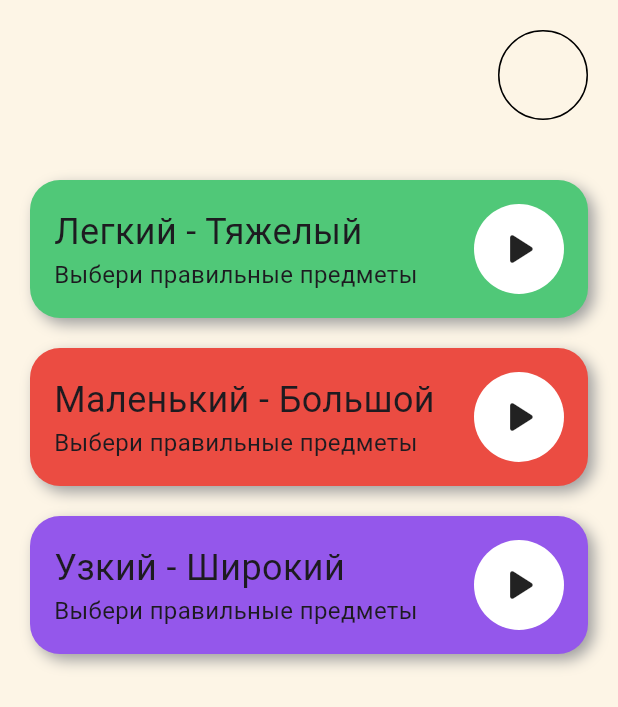
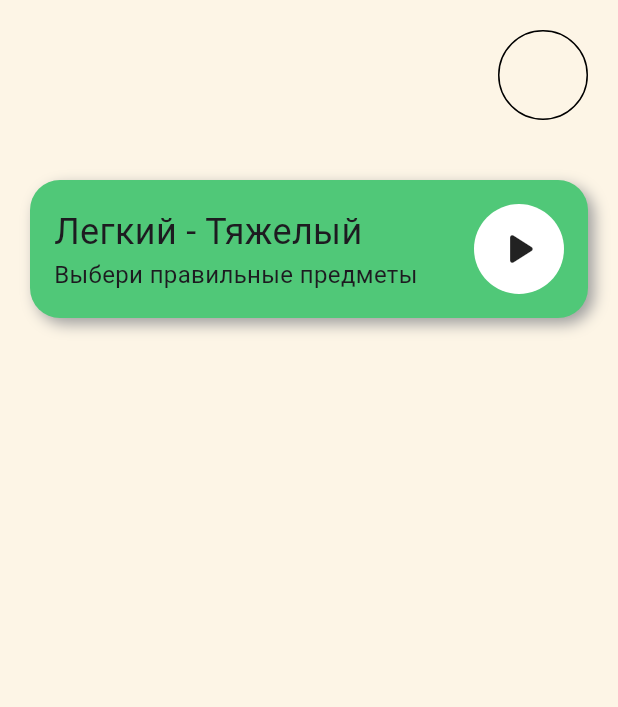
Before and after one commit to nikolay-potehin/umnyashka, a Flutter app: the screen it shows after launch, on a phone screen of 412 x 824 dp. Shown: the top 707 px of the screen. Run offline on Flutter 3.47's test engine with Material 3 defaults, Android fonts, the phone set to English and light mode, and no system bars; our stand-ins replace get, step_progress_indicator.

Commit message:
adds lessons, lessons_service; refactoring

```diff
--- /dev/null
+++ b/lib/data/models/lesson.dart
@@ -0,0 +1,18 @@
+import 'package:flutter/material.dart';
+import 'package:umnyashka/data/models/tasks/pick_one.dart';
+import 'package:umnyashka/data/models/tasks/task.dart';
+import 'package:umnyashka/data/models/ucard_data.dart';
+import 'package:umnyashka/modules/lessons/pick_one/screen.dart';
+import 'package:umnyashka/modules/lessons/pick_one/views/success.dart';
+import 'package:umnyashka/widgets/scaffold.dart';
+
+class Lesson<T extends Task> {
+  Lesson({required this.tasks, required this.view});
+  final List<T> tasks;
+  final UCardData view;
+
+  Widget get screen {
+    if (T == PickOneTask) return PickOneLessonScreen(lesson: this as Lesson<PickOneTask>);
+    return const UScaffold(body: LessonSuccessView(tasksCount: 1));
+  }
+}
--- /dev/null
+++ b/lib/data/services/lessons.dart
@@ -0,0 +1,49 @@
+import 'package:get/get.dart';
+import 'package:flutter/material.dart';
+import 'package:umnyashka/data/models/lesson.dart';
+import 'package:umnyashka/data/models/tasks/pick_one.dart';
+import 'package:umnyashka/data/models/ucard_data.dart';
+
+class LessonsService extends GetxService {
+  final lessons = [
+    Lesson(
+      tasks: [
+        PickOneTask(['Легкий', 'Средний', 'Тяжелый', 'Легчайший'], 2),
+        PickOneTask(['Легчайший', 'Тяжелый', 'Средний', 'Легкий'], 1),
+        PickOneTask(['Легкий', 'Средний', 'Легчайший', 'Тяжелый'], 3),
+        PickOneTask(['Тяжелый', 'Легчайший', 'Средний', 'Легкий'], 0),
+      ],
+      view: UCardData(
+        title: 'Легкий - Тяжелый',
+        description: 'Выбери правильные предметы',
+        color: const Color.fromRGBO(80, 200, 120, 1),
+      ),
+    ),
+    // Lesson(
+    //   tasks: [
+    //     PickOneTask(['Легкий', 'Средний', 'Тяжелый', 'Легчайший'], 2),
+    //     PickOneTask(['Легчайший', 'Тяжелый', 'Средний', 'Легкий'], 1),
+    //     PickOneTask(['Легкий', 'Средний', 'Легчайший', 'Тяжелый'], 3),
+    //     PickOneTask(['Тяжелый', 'Легчайший', 'Средний', 'Легкий'], 0),
+    //   ],
+    //   view: UCardData(
+    //     title: 'Маленький - Большой',
+    //     description: 'Выбери правильные предметы',
+    //     color: const Color.fromRGBO(235, 76, 66, 1),
+    //   ),
+    // ),
+    // Lesson(
+    //   tasks: [
+    //     PickOneTask(['Легкий', 'Средний', 'Тяжелый', 'Легчайший'], 2),
+    //     PickOneTask(['Легчайший', 'Тяжелый', 'Средний', 'Легкий'], 1),
+    //     PickOneTask(['Легкий', 'Средний', 'Легчайший', 'Тяжелый'], 3),
+    //     PickOneTask(['Тяжелый', 'Легчайший', 'Средний', 'Легкий'], 0),
+    //   ],
+    //   view: UCardData(
+    //     title: 'Узкий - Широкий',
+    //     description: 'Выбери правильные предметы',
+    //     color: const Color.fromRGBO(148, 87, 235, 1),
+    //   ),
+    // ),
+  ];
+}
--- a/lib/main.dart
+++ b/lib/main.dart
@@ -1,5 +1,6 @@
 import 'package:flutter/material.dart';
 import 'package:get/get.dart';
+import 'package:umnyashka/data/services/lessons.dart';
 import 'package:umnyashka/modules/home/screen.dart';
 
 void main() {
@@ -11,6 +12,8 @@ class MyApp extends StatelessWidget {
 
   @override
   Widget build(BuildContext context) {
+    Get.put(LessonsService());
+
     return const GetMaterialApp(
       home: HomeScreen(),
     );
--- a/lib/modules/home/controller.dart
+++ b/lib/modules/home/controller.dart
@@ -1,23 +1,3 @@
-import 'package:flutter/material.dart';
 import 'package:get/get.dart';
-import 'package:umnyashka/data/models/ucard.dart';
 
-class HomeController extends GetxController {
-  final lessons = [
-    UCardData(
-      title: 'Легкий - Тяжелый',
-      description: 'Выбери правильные предметы',
-      color: const Color.fromRGBO(80, 200, 120, 1),
-    ),
-    UCardData(
-      title: 'Маленький - Большой',
-      description: 'Выбери правильные предметы',
-      color: const Color.fromRGBO(235, 76, 66, 1),
-    ),
-    UCardData(
-      title: 'Узкий - Широкий',
-      description: 'Выбери правильные предметы',
-      color: const Color.fromRGBO(148, 87, 235, 1),
-    ),
-  ];
-}
+class HomeController extends GetxController {}
--- a/lib/modules/home/screen.dart
+++ b/lib/modules/home/screen.dart
@@ -1,8 +1,8 @@
 import 'package:flutter/material.dart';
 import 'package:get/get.dart';
-import 'package:umnyashka/modules/home/controller.dart';
+import 'package:umnyashka/data/services/lessons.dart';
 import 'package:umnyashka/widgets/avatar.dart';
-import 'package:umnyashka/widgets/card.dart';
+import 'package:umnyashka/widgets/lesson_card.dart';
 import 'package:umnyashka/widgets/scaffold.dart';
 
 class HomeScreen extends StatelessWidget {
@@ -10,7 +10,8 @@ class HomeScreen extends StatelessWidget {
 
   @override
   Widget build(BuildContext context) {
-    final c = Get.put(HomeController());
+    // final c = Get.put(HomeController());
+    final lessons = Get.find<LessonsService>().lessons;
 
     return UScaffold(
       body: Column(
@@ -26,9 +27,9 @@ class HomeScreen extends StatelessWidget {
           ),
           Expanded(
             child: ListView.separated(
-              itemCount: c.lessons.length,
+              itemCount: lessons.length,
               padding: const EdgeInsets.all(20),
-              itemBuilder: (_, idx) => UCard(data: c.lessons[idx]),
+              itemBuilder: (_, idx) => LessonCard(lesson: lessons[idx]),
               separatorBuilder: (_, __) => const SizedBox(height: 20),
             ),
           ),
--- a/lib/modules/lessons/pick_one/controller.dart
+++ b/lib/modules/lessons/pick_one/controller.dart
@@ -5,14 +5,11 @@ import 'package:umnyashka/modules/lessons/pick_one/views/success.dart';
 import 'package:umnyashka/modules/lessons/pick_one/views/tasks.dart';
 
 class PickOneController extends GetxController {
-  final tasks = [
-    PickOneTask(['Легкий', 'Средний', 'Тяжелый', 'Легчайший'], 2),
-    PickOneTask(['Легчайший', 'Тяжелый', 'Средний', 'Легкий'], 1),
-    PickOneTask(['Легкий', 'Средний', 'Легчайший', 'Тяжелый'], 3),
-    PickOneTask(['Тяжелый', 'Легчайший', 'Средний', 'Легкий'], 0),
-  ];
+  PickOneController({required this.tasks});
+  final List<PickOneTask> tasks;
 
   int _curr = 0;
+
   int get currentIndex => _curr;
   List<TaskItem> get currentItems => tasks[_curr].items;
   TaskItem? get picked => tasks[_curr].picked;
--- a/lib/modules/lessons/pick_one/screen.dart
+++ b/lib/modules/lessons/pick_one/screen.dart
@@ -1,14 +1,18 @@
 import 'package:flutter/material.dart';
 import 'package:get/get.dart';
+import 'package:umnyashka/data/models/lesson.dart';
+import 'package:umnyashka/data/models/tasks/pick_one.dart';
 import 'package:umnyashka/modules/lessons/pick_one/controller.dart';
 import 'package:umnyashka/widgets/scaffold.dart';
 
 class PickOneLessonScreen extends StatelessWidget {
-  const PickOneLessonScreen({super.key});
+  const PickOneLessonScreen({super.key, required this.lesson});
+
+  final Lesson<PickOneTask> lesson;
 
   @override
   Widget build(BuildContext context) {
-    Get.put(PickOneController());
+    Get.put(PickOneController(tasks: lesson.tasks));
 
     return UScaffold(
       body: GetBuilder<PickOneController>(builder: (c) => c.view),
--- a/lib/widgets/card.dart
+++ b/lib/widgets/lesson_card.dart
@@ -1,21 +1,22 @@
 import 'package:flutter/material.dart';
-import 'package:umnyashka/data/models/ucard.dart';
+import 'package:get/get.dart';
+import 'package:umnyashka/data/models/lesson.dart';
 import 'package:umnyashka/widgets/play_button.dart';
 
-class UCard extends StatelessWidget {
-  const UCard({
+class LessonCard extends StatelessWidget {
+  const LessonCard({
     super.key,
-    required this.data,
+    required this.lesson,
   });
 
-  final UCardData data;
+  final Lesson lesson;
 
   @override
   Widget build(BuildContext context) {
     return Container(
       padding: const EdgeInsets.all(16),
       decoration: BoxDecoration(
-        color: data.color,
+        color: lesson.view.color,
         borderRadius: const BorderRadius.all(Radius.circular(20)),
         boxShadow: const [
           BoxShadow(blurRadius: 8, color: Colors.grey, offset: Offset(4, 4)),
@@ -27,12 +28,14 @@ class UCard extends StatelessWidget {
             child: Column(
               crossAxisAlignment: CrossAxisAlignment.start,
               children: [
-                Text(data.title, style: const TextStyle(fontSize: 24)),
-                Text(data.description, style: const TextStyle(fontSize: 16)),
+                Text(lesson.view.title, style: const TextStyle(fontSize: 24)),
+                Text(lesson.view.description, style: const TextStyle(fontSize: 16)),
               ],
             ),
           ),
-          const PlayButton(),
+          PlayButton(
+            onTap: () => Get.to(() => lesson.screen),
+          ),
         ],
       ),
     );
--- a/lib/widgets/play_button.dart
+++ b/lib/widgets/play_button.dart
@@ -1,14 +1,15 @@
 import 'package:flutter/material.dart';
-import 'package:get/get.dart';
-import 'package:umnyashka/modules/lessons/pick_one/screen.dart';
 
 class PlayButton extends StatelessWidget {
-  const PlayButton({super.key});
+  const PlayButton({super.key, required this.onTap});
+
+  final VoidCallback onTap;
 
   @override
   Widget build(BuildContext context) {
     return GestureDetector(
-      onTap: () => Get.to(() => const PickOneLessonScreen()),
+      // onTap: () => Get.to(() => const PickOneLessonScreen()),
+      onTap: onTap,
       child: Container(
         width: 60,
         height: 60,
```
Also changed, not shown: lib/data/models/ucard_data.dart (renamed from lib/data/models/ucard.dart).
